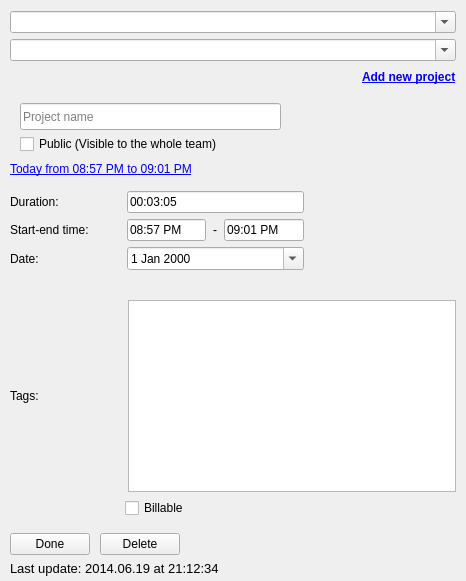
Old version of the form src/ui/linux/TogglDesktop/timeentryeditorwidget.ui in the repository toggl-open-source/toggldesktop.
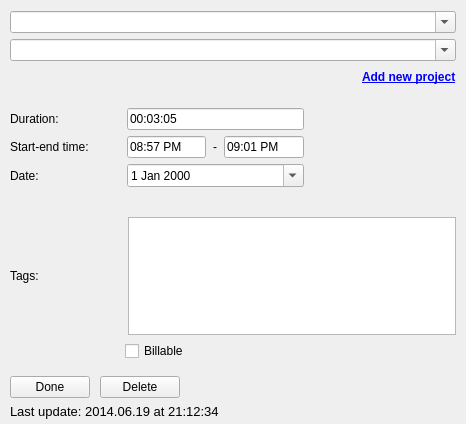
New version of the form.

Commit message: Remove time overview label and separate detail view (linux)

```diff
--- a/src/ui/linux/TogglDesktop/timeentryeditorwidget.ui
+++ b/src/ui/linux/TogglDesktop/timeentryeditorwidget.ui
@@ -7,7 +7,7 @@
     <x>0</x>
     <y>0</y>
     <width>466</width>
-    <height>581</height>
+    <height>424</height>
    </rect>
   </property>
   <property name="windowTitle">
@@ -180,28 +180,12 @@
      </widget>
     </widget>
    </item>
-   <item>
-    <widget class="QLabel" name="timeOverview">
-     <property name="text">
-      <string>&lt;a href=&quot;#&quot;&gt;Today from 08:57 PM to 09:01 PM&lt;/a&gt;</string>
-     </property>
-     <property name="textFormat">
-      <enum>Qt::RichText</enum>
-     </property>
-     <property name="openExternalLinks">
-      <bool>false</bool>
-     </property>
-     <property name="textInteractionFlags">
-      <set>Qt::TextBrowserInteraction</set>
-     </property>
-    </widget>
-   </item>
    <item>
     <widget class="QWidget" name="timeDetails" native="true">
      <property name="minimumSize">
       <size>
        <width>0</width>
-       <height>125</height>
+       <height>0</height>
       </size>
      </property>
      <property name="maximumSize">
```
The commit also changes 4 other files.
